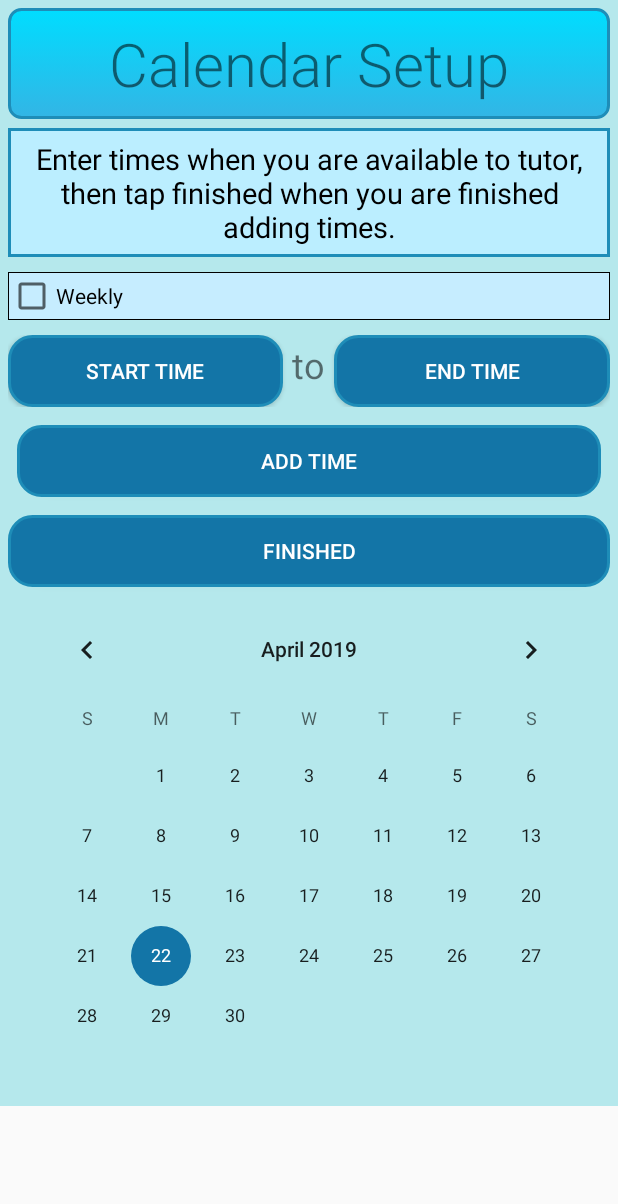
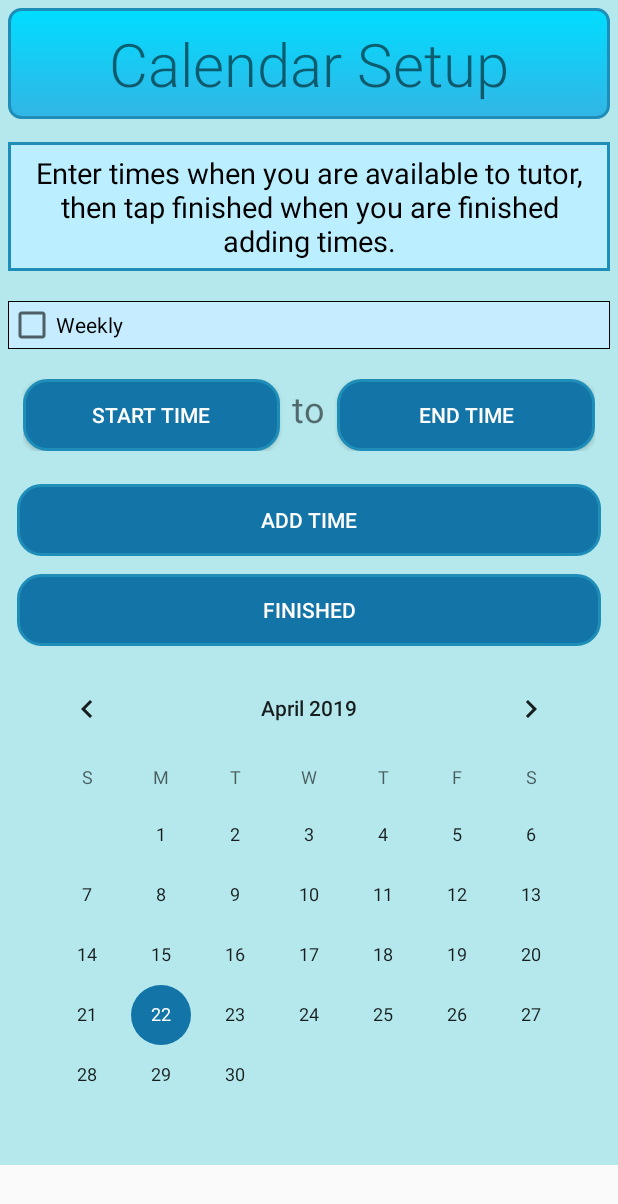
Before and after one commit to DanukGOAT/Android_Apps4Good, an Android app: the CalendarDisplay screen opened directly, with no data from a screen before it, on a phone screen of 412 x 824 dp. Shown: the top 1204 px of the screen. Run offline under Robolectric (Android 15) with nearby library versions, the phone set to English and light mode, and no system bars; our stand-ins replace Firebase (no records; nobody signed in at launch, a user with empty details on screens opened directly).

Commit message:


```diff
--- a/app/src/main/res/layout/activity_calendar_display.xml
+++ b/app/src/main/res/layout/activity_calendar_display.xml
@@ -22,7 +22,7 @@
             <TextView
                 android:layout_width="match_parent"
                 android:layout_height="wrap_content"
-                android:layout_marginBottom="6sp"
+                android:layout_marginBottom="15sp"
                 android:background="@drawable/bg_bigtext"
                 android:gravity="center"
                 android:paddingLeft="6sp"
@@ -37,6 +37,7 @@
                 android:id="@+id/calendarCaption"
                 android:layout_width="match_parent"
                 android:layout_height="wrap_content"
+                android:layout_marginBottom="10sp"
                 android:background="@drawable/bg_medtext"
                 android:gravity="center"
                 android:padding="7sp"
@@ -50,20 +51,21 @@
                 android:layout_height="wrap_content"
                 android:background="@drawable/bg_answer"
                 android:checked="false"
-                android:layout_marginTop="10dp"
+                android:layout_marginTop="10sp"
+                android:layout_marginBottom="10sp"
                 android:text="@string/weeklyCheckBoxText" />
 
             <LinearLayout
                 android:layout_width="match_parent"
                 android:layout_height="wrap_content"
-                android:layout_marginTop="10dp"
+                android:layout_margin="10sp"
                 android:orientation="horizontal">
 
                 <Button
                     android:id="@+id/startTimeButton"
                     android:layout_width="0dp"
                     android:layout_height="wrap_content"
-                    android:layout_marginRight="6sp"
+                    android:layout_marginRight="8sp"
                     android:layout_weight="1"
                     android:background="@drawable/bg_button"
                     android:text="@string/startTimeButtonText"
@@ -82,7 +84,7 @@
                     android:id="@+id/endTimeButton"
                     android:layout_width="0dp"
                     android:layout_height="wrap_content"
-                    android:layout_marginLeft="6sp"
+                    android:layout_marginLeft="8sp"
                     android:layout_weight="1"
                     android:background="@drawable/bg_button"
                     android:text="@string/endTimeButtonText"
@@ -107,6 +109,7 @@
                 android:layout_width="match_parent"
                 android:layout_height="wrap_content"
                 android:layout_marginTop="12sp"
+                android:layout_marginHorizontal="6sp"
                 android:background="@drawable/bg_button"
                 android:text="@string/finishedButtonText"
                 android:textColor="#FFFFFF"
```
